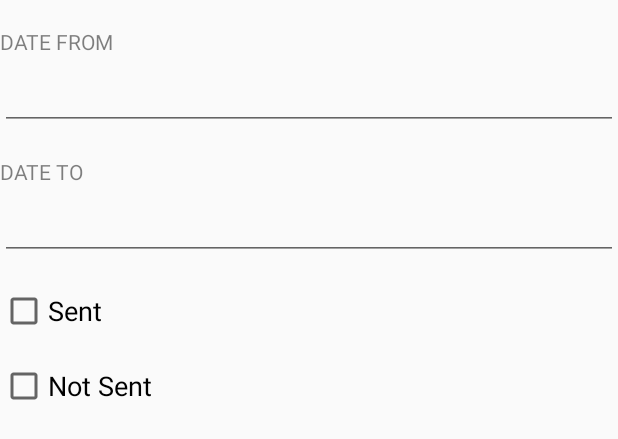
After one commit to HyperDogs/FurnitureApplication, an Android app: the layout dialog_customview.xml on its own in the app's theme, with its tools: preview values and no code run, on a phone screen of 412 x 824 dp. The commit adds this screen. Shown: the top 439 px of the screen. Run offline under Robolectric (Android 15) with nearby library versions, the phone set to English and light mode, and no system bars.

Commit message:
update complete

```diff
--- a/app/build.gradle
+++ b/app/build.gradle
@@ -1,8 +1,8 @@
 apply plugin: 'com.android.application'
 
 android {
-    compileSdkVersion 25
-    buildToolsVersion '26.0.2'
+    compileSdkVersion 27
+    buildToolsVersion '27.0.1'
     defaultConfig {
         applicationId "com.example.ton.furnitureapplication"
         minSdkVersion 16
@@ -38,6 +38,7 @@ dependencies {
     compile 'com.github.clans:fab:1.6.4'
     compile 'com.github.bumptech.glide:glide:3.5.2'
     compile 'com.android.support:support-v4:22.0.0'
+    compile 'com.afollestad.material-dialogs:commons:0.9.6.0'
     testImplementation 'junit:junit:4.12'
     androidTestImplementation 'com.android.support.test:runner:1.0.1'
     androidTestImplementation 'com.android.support.test.espresso:espresso-core:3.0.1'
--- /dev/null
+++ b/app/src/main/res/layout/dialog_customview.xml
@@ -0,0 +1,64 @@
+<?xml version="1.0" encoding="utf-8"?>
+<LinearLayout xmlns:android="http://schemas.android.com/apk/res/android"
+    android:layout_width="match_parent"
+    android:layout_height="wrap_content"
+    android:orientation="vertical">
+
+    <TextView
+        android:id="@+id/textView"
+        android:layout_width="match_parent"
+        android:layout_height="wrap_content"
+        android:layout_marginTop="18dp"
+        android:text="DATE FROM"
+        android:textColor="#80000000"
+        android:textSize="@dimen/customTitle" />
+
+    <EditText
+        android:id="@+id/dateFrom"
+        android:layout_width="match_parent"
+        android:layout_height="wrap_content"
+        android:layout_marginTop="4dp"
+        android:editable="false"
+        android:focusable="false"
+        android:inputType="text"
+        android:textColor="#000000"
+        android:textSize="@dimen/customEntry" />
+
+    <TextView
+        android:layout_width="wrap_content"
+        android:layout_height="wrap_content"
+        android:layout_marginTop="18dp"
+        android:text="DATE TO"
+        android:textColor="#80000000"
+        android:textSize="@dimen/customTitle" />
+
+    <EditText
+        android:id="@+id/dateTo"
+        android:layout_width="match_parent"
+        android:layout_height="wrap_content"
+        android:layout_marginTop="4dp"
+        android:editable="false"
+        android:focusable="false"
+        android:inputType="text"
+        android:textColor="#000000"
+        android:textSize="@dimen/customEntry" />
+
+    <CheckBox
+        android:id="@+id/sent"
+        android:layout_width="match_parent"
+        android:layout_height="wrap_content"
+        android:layout_marginTop="18dp"
+        android:text="Sent"
+        android:textColor="#000000"
+        android:textSize="@dimen/customEntry" />
+
+    <CheckBox
+        android:id="@+id/notSent"
+        android:layout_width="match_parent"
+        android:layout_height="wrap_content"
+        android:layout_marginTop="18dp"
+        android:text="Not Sent"
+        android:textColor="#000000"
+        android:textSize="@dimen/customEntry" />
+
+</LinearLayout>
--- a/app/src/main/res/values/dimens.xml
+++ b/app/src/main/res/values/dimens.xml
@@ -17,4 +17,6 @@
     <dimen name="ic_album_overflow_width">20dp</dimen>
     <dimen name="ic_album_overflow_height">30dp</dimen>
     <dimen name="ic_album_overflow_margin_top">10dp</dimen>
+    <dimen name="customTitle">14sp</dimen>
+    <dimen name="customEntry">18sp</dimen>
 </resources>
```
Also changed, not shown: app/src/main/java/com/example/ton/furnitureapplication/Allfile.java (+124 -39 lines).
